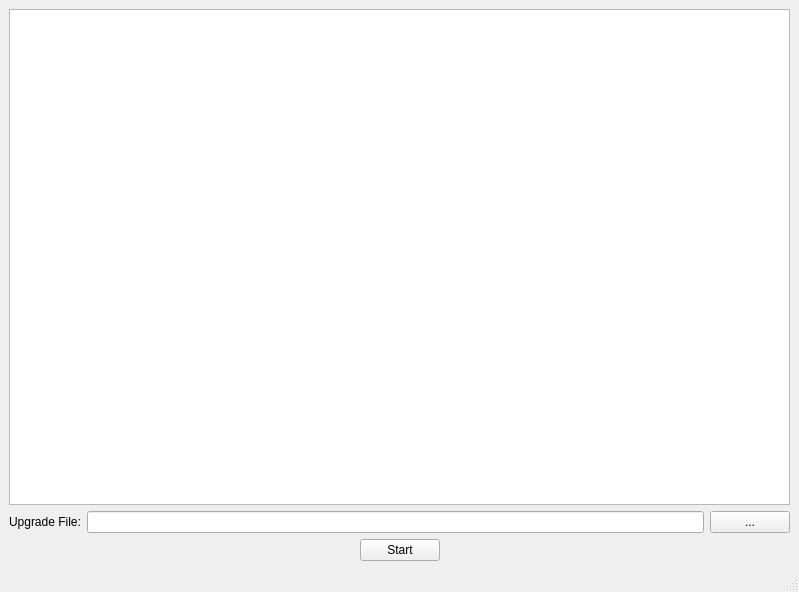
First picture: the form in ui/main.ui, repository yuanrui2014/firmware_upgrade_server, before the edit.
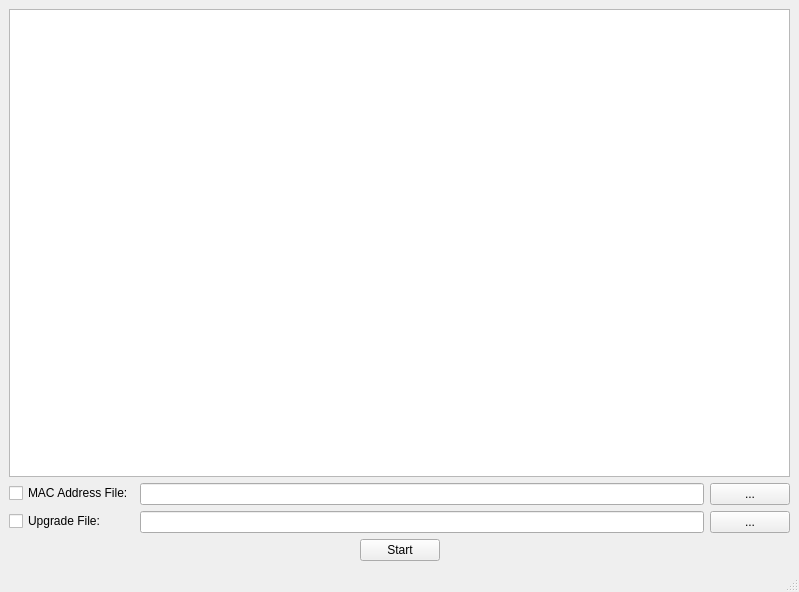
Second picture: the form after the edit.

```diff
--- a/ui/main.ui
+++ b/ui/main.ui
@@ -21,13 +21,34 @@
     <item row="1" column="0">
      <layout class="QFormLayout" name="formLayout">
       <item row="0" column="0">
-       <widget class="QLabel" name="label">
+       <widget class="QCheckBox" name="checkBox_product">
         <property name="text">
-         <string>Upgrade File:</string>
+         <string>MAC Address File:</string>
         </property>
        </widget>
       </item>
       <item row="0" column="1">
+       <layout class="QHBoxLayout" name="horizontalLayout_7">
+        <item>
+         <widget class="QLineEdit" name="lineEdit_product_file_path"/>
+        </item>
+        <item>
+         <widget class="QPushButton" name="pushButton_product_file">
+          <property name="text">
+           <string>...</string>
+          </property>
+         </widget>
+        </item>
+       </layout>
+      </item>
+      <item row="1" column="0">
+       <widget class="QCheckBox" name="checkBox_upgrade">
+        <property name="text">
+         <string>Upgrade File:</string>
+        </property>
+       </widget>
+      </item>
+      <item row="1" column="1">
        <layout class="QHBoxLayout" name="horizontalLayout">
         <item>
          <widget class="QLineEdit" name="lineEdit_upgrade_file_path"/>
```
